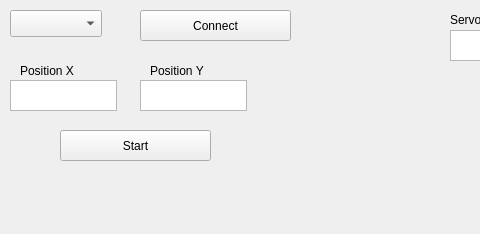
This is MainWindow.ui in minghuaw/MECH423_Project as Qt 5 draws it before an edit; both pictures show x 0 to 480 and y 0 to 234 of the 768 by 234 pixel window. The edited form follows.
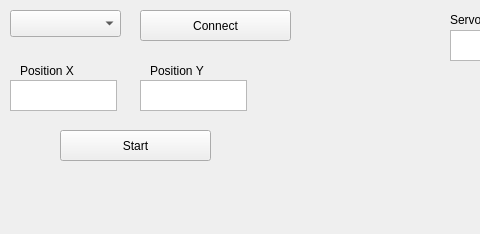
This is the edited form.

The edit to the form file:
```diff
--- a/MainWindow.ui
+++ b/MainWindow.ui
@@ -91,7 +91,7 @@
      <rect>
       <x>10</x>
       <y>10</y>
-      <width>92</width>
+      <width>111</width>
       <height>27</height>
      </rect>
     </property>
```
Left out of the diff: 2 changed lines with no effect on the pictures.
